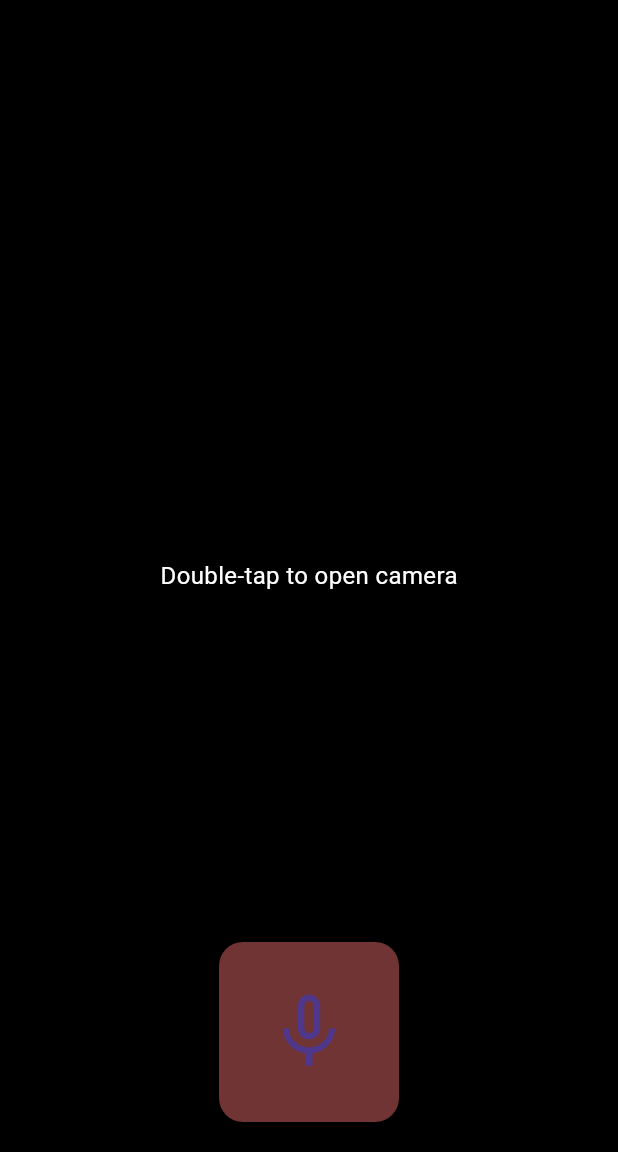
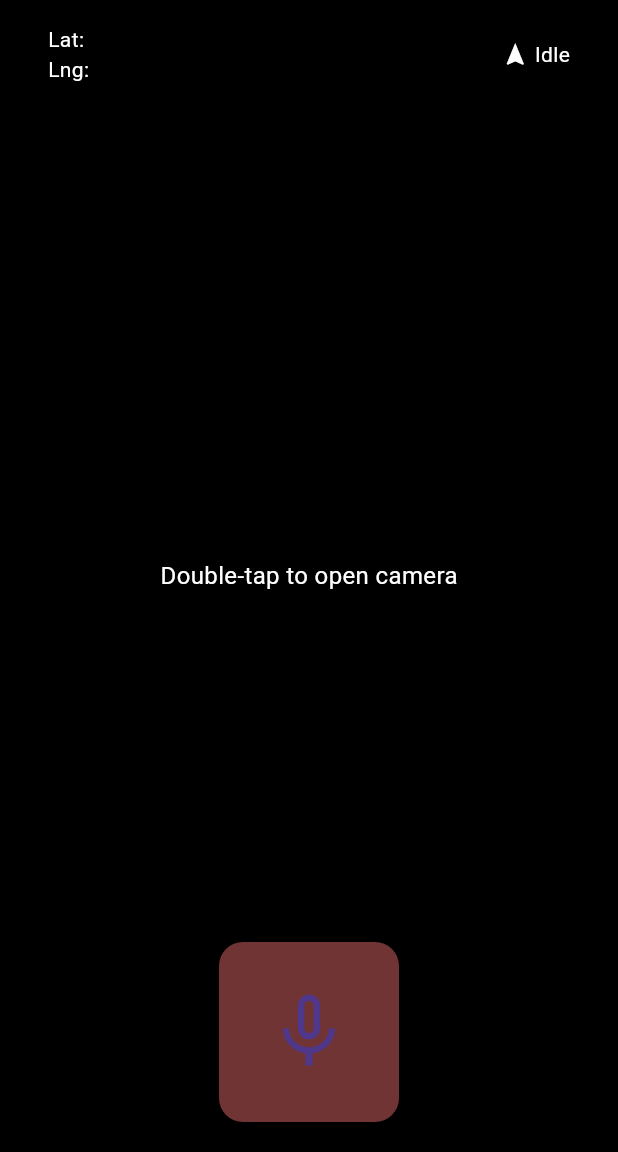
Before and after one commit to Raiden1121/blind_assist_app, a Flutter app: the screen it shows once a user with an empty profile is signed in, on a phone screen of 412 x 824 dp, the part 84-1236 px from its top. Run offline on Flutter 3.47's test engine with Material 3 defaults, Android fonts, the phone set to English and light mode, and no system bars; our stand-ins replace camera, cloud_firestore, firebase_auth, firebase_core, flutter_tts, geolocator and 3 more; accounts and stored records are empty.

Commit message:
顯示經緯度

```diff
--- a/lib/widgets/camera_view.dart
+++ b/lib/widgets/camera_view.dart
@@ -8,10 +8,12 @@
 // 5️⃣ 若後端回傳 danger 訊息 → 顯示滑入滑出的白色圓角卡片 3 秒
 // =======================================================
 
+import 'dart:async';
 import 'package:flutter/material.dart';
 import 'package:camera/camera.dart';
-import 'package:blind_assist_app/services/mcp_service.dart'; // 串接後端 API
-import 'package:blind_assist_app/widgets/speech_player.dart'; // 語音播放工具
+import 'package:geolocator/geolocator.dart';
+import 'package:blind_assist_app/services/mcp_service.dart';
+import 'package:blind_assist_app/widgets/speech_player.dart';
 
 class CameraView extends StatefulWidget {
   const CameraView({Key? key}) : super(key: key);
@@ -21,35 +23,44 @@ class CameraView extends StatefulWidget {
 }
 
 class _CameraViewState extends State<CameraView> {
-  CameraController? _controller; // 相機控制器
-  bool _isSending = false; // 是否正在傳送影像分析
-  List<CameraDescription> _backCams = []; // 可用的後鏡頭列表
-  final SpeechPlayer _speechPlayer = SpeechPlayer(); // 語音播放工具
+  String _latitude = "";
+  String _longitude = "";
+  bool _isNavigating = false;
 
-  // 🔥 危險提示狀態與訊息（滑入滑出卡片）
+  CameraController? _controller;
+  bool _isSending = false;
+  List<CameraDescription> _backCams = [];
+  final SpeechPlayer _speechPlayer = SpeechPlayer();
+
   bool _showDanger = false;
   String _dangerMessage = "";
 
-  // 🔁 幀率計數器：每 5 幀才分析一次影像（避免過載）
   int _frameCounter = 0;
   final int _processFrameInterval = 5;
+
+  StreamSubscription<Position>? _positionSubscription; // ✅ 地理位置訂閱
 
   @override
   void initState() {
     super.initState();
-    // 預設不打開鏡頭，等待使用者 double-tap
+    _getCurrentLocation();
+    _startLocationUpdates(); // ✅ 啟動即時位置追蹤
   }
 
-  /// 1️⃣ 初始化相機 → 開啟後鏡頭 & 開始影像串流
+  @override
+  void dispose() {
+    _disposeCamera();
+    _positionSubscription?.cancel(); // ✅ 停止位置追蹤
+    super.dispose();
+  }
+
+  /// 1️⃣ 初始化相機
   Future<void> _initializeCamera() async {
-    // 取得裝置上所有鏡頭
     final allCameras = await availableCameras();
-    // 篩選後鏡頭
     _backCams = allCameras
         .where((cam) => cam.lensDirection == CameraLensDirection.back)
         .toList();
 
-    // 選擇預設鏡頭（優先 wide 或 1x，不含 ultra/tele）
     CameraDescription chosen = _backCams.first;
     for (var cam in _backCams) {
       final name = cam.name.toLowerCase();
@@ -61,15 +72,10 @@ class _CameraViewState extends State<CameraView> {
       }
     }
 
-    // 建立相機控制器
-    _controller = CameraController(
-      chosen,
-      ResolutionPreset.medium, // 避免解析度過高造成效能問題
-      enableAudio: false,
-    );
+    _controller =
+        CameraController(chosen, ResolutionPreset.medium, enableAudio: false);
     await _controller!.initialize();
 
-    // 啟動影像串流，每 5 幀分析一次
     _controller!.startImageStream((CameraImage img) async {
       _frameCounter++;
       if (!_isSending && _frameCounter % _processFrameInterval == 0) {
@@ -77,18 +83,15 @@ class _CameraViewState extends State<CameraView> {
         try {
           final response = await MCPService.analyzeCameraFrameRaw(img);
 
-          // 🔔 若偵測到 danger → 顯示滑入卡片
           if (response != null && response['danger'] == true) {
             setState(() {
               _dangerMessage = response['speech'] ?? "Danger detected!";
               _showDanger = true;
             });
-            // 顯示 3 秒後自動隱藏
             await Future.delayed(const Duration(seconds: 3));
             setState(() => _showDanger = false);
           }
 
-          // 🔊 播放語音提示
           if (response != null && response['speech'] != null) {
             await _speechPlayer.speak(response['speech']);
           }
@@ -100,32 +103,57 @@ class _CameraViewState extends State<CameraView> {
       }
     });
 
-    setState(() {}); // 更新畫面
-    // 3️⃣ 開啟相機後播語音提示
+    setState(() {});
     await _speechPlayer
         .speak("Camera open. Long press to speak. Where would you like to go?");
   }
 
-  /// 4️⃣ 停止串流 & 釋放相機資源
+  /// 2️⃣ 關閉相機
   Future<void> _disposeCamera() async {
     await _controller?.stopImageStream();
     await _controller?.dispose();
-
     _controller = null;
     _isSending = false;
     setState(() {});
-
-    // 播放關閉相機語音提示
     await _speechPlayer
         .speak("Camera closed. We appreciate you using our app. Thank you.");
   }
 
-  /// 5️⃣ build UI：相機畫面 + 滑入滑出提示卡片
+  /// 3️⃣ 單次抓取目前位置
+  Future<void> _getCurrentLocation() async {
+    bool serviceEnabled = await Geolocator.isLocationServiceEnabled();
+    if (!serviceEnabled) return;
+
+    LocationPermission permission = await Geolocator.checkPermission();
+    if (permission == LocationPermission.denied) {
+      permission = await Geolocator.requestPermission();
+      if (permission == LocationPermission.denied) return;
+    }
+    if (permission == LocationPermission.deniedForever) return;
+
+    final position = await Geolocator.getCurrentPosition();
+    setState(() {
+      _latitude = position.latitude.toStringAsFixed(5);
+      _longitude = position.longitude.toStringAsFixed(5);
+    });
+  }
+
+  /// ✅ 即時追蹤使用者位置
+  void _startLocationUpdates() {
+    _positionSubscription =
+        Geolocator.getPositionStream().listen((Position position) {
+      setState(() {
+        _latitude = position.latitude.toStringAsFixed(5);
+        _longitude = position.longitude.toStringAsFixed(5);
+      });
+    });
+  }
+
+  /// 5️⃣ UI
   @override
   Widget build(BuildContext context) {
     return GestureDetector(
       behavior: HitTestBehavior.translucent,
-      // double-tap 切換相機開關
       onDoubleTap: () {
         if (_controller == null) {
           _initializeCamera();
@@ -135,15 +163,13 @@ class _CameraViewState extends State<CameraView> {
       },
       child: Stack(
         children: [
-          // ─── 相機畫面或提示文字 ─────────────────────────────
+          // 相機畫面或提示
           Container(
             color: Colors.black,
             child: _controller == null || !_controller!.value.isInitialized
                 ? const Center(
-                    child: Text(
-                      'Double-tap to open camera',
-                      style: TextStyle(color: Colors.white, fontSize: 16),
-                    ),
+                    child: Text('Double-tap to open camera',
+                        style: TextStyle(color: Colors.white, fontSize: 16)),
                   )
                 : SizedBox.expand(
                     child: FittedBox(
@@ -158,27 +184,65 @@ class _CameraViewState extends State<CameraView> {
                   ),
           ),
 
-          // ─── 滑入滑出「白色圓角卡片」提示 ───────────────────
+          // 上方資訊欄
+          Positioned(
+            top: MediaQuery.of(context).padding.top + 8,
+            left: 16,
+            right: 16,
+            child: Container(
+              padding: const EdgeInsets.symmetric(horizontal: 16, vertical: 8),
+              decoration: BoxDecoration(
+                color: Colors.black.withOpacity(0.5),
+                borderRadius: BorderRadius.circular(12),
+              ),
+              child: Row(
+                mainAxisAlignment: MainAxisAlignment.spaceBetween,
+                children: [
+                  Column(
+                    crossAxisAlignment: CrossAxisAlignment.start,
+                    children: [
+                      Text("Lat: $_latitude",
+                          style: const TextStyle(
+                              color: Colors.white, fontSize: 14)),
+                      Text("Lng: $_longitude",
+                          style: const TextStyle(
+                              color: Colors.white, fontSize: 14)),
+                    ],
+                  ),
+                  Row(
+                    children: [
+                      const Icon(Icons.navigation,
+                          color: Colors.white, size: 18),
+                      const SizedBox(width: 4),
+                      Text(
+                        _isNavigating ? "Navigating" : "Idle",
+                        style:
+                            const TextStyle(color: Colors.white, fontSize: 14),
+                      ),
+                    ],
+                  ),
+                ],
+              ),
+            ),
+          ),
+
+          // 危險提示卡片
           AnimatedPositioned(
-            duration: const Duration(milliseconds: 300), // 動畫時間
-            curve: Curves.easeInOut, // 動畫曲線
-            top: _showDanger
-                ? MediaQuery.of(context).padding.top +
-                    16 // 顯示時：status bar 下方 16px
-                : -120, // 隱藏時：卡片移出螢幕上方
+            duration: const Duration(milliseconds: 300),
+            curve: Curves.easeInOut,
+            top: _showDanger ? MediaQuery.of(context).padding.top + 16 : -120,
             left: 20,
             right: 20,
             child: Material(
-              elevation: 8, // 陰影
-              borderRadius: BorderRadius.circular(12), // 圓角
-              color: Colors.white, // 卡片底色
+              elevation: 8,
+              borderRadius: BorderRadius.circular(12),
+              color: Colors.white,
               child: Padding(
                 padding:
                     const EdgeInsets.symmetric(vertical: 16, horizontal: 24),
                 child: Row(
                   mainAxisSize: MainAxisSize.min,
                   children: [
-                    // ⚠️ 左側圓圈 Icon
                     Container(
                       width: 32,
                       height: 32,
@@ -186,35 +250,23 @@ class _CameraViewState extends State<CameraView> {
                         color: Colors.red.withOpacity(0.1),
                         shape: BoxShape.circle,
                       ),
-                      child: const Icon(
-                        Icons.warning_amber_rounded,
-                        color: Colors.red,
-                        size: 20,
-                      ),
+                      child: const Icon(Icons.warning_amber_rounded,
+                          color: Colors.red, size: 20),
                     ),
                     const SizedBox(width: 12),
-
-                    // 🅰️ 主標題 & 🅱️ 副標題
                     Expanded(
                       child: Column(
                         crossAxisAlignment: CrossAxisAlignment.start,
                         children: [
-                          const Text(
-                            "Obstacle Ahead",
-                            style: TextStyle(
-                              fontSize: 16,
-                              fontWeight: FontWeight.bold,
-                              color: Colors.black87,
-                            ),
-                          ),
+                          const Text("Obstacle Ahead",
+                              style: TextStyle(
+                                  fontSize: 16,
+                                  fontWeight: FontWeight.bold,
+                                  color: Colors.black87)),
                           const SizedBox(height: 4),
-                          Text(
-                            _dangerMessage,
-                            style: const TextStyle(
-                              fontSize: 14,
-                              color: Colors.black54,
-                            ),
-                          ),
+                          Text(_dangerMessage,
+                              style: const TextStyle(
+                                  fontSize: 14, color: Colors.black54)),
                         ],
                       ),
                     ),
--- a/pubspec.yaml
+++ b/pubspec.yaml
@@ -19,6 +19,8 @@ dependencies:
   firebase_auth: ^5.5.3
   cloud_firestore: ^5.6.7
   google_sign_in: ^6.1.5
+  geolocator: ^11.0.0
+
 
 
 
```
